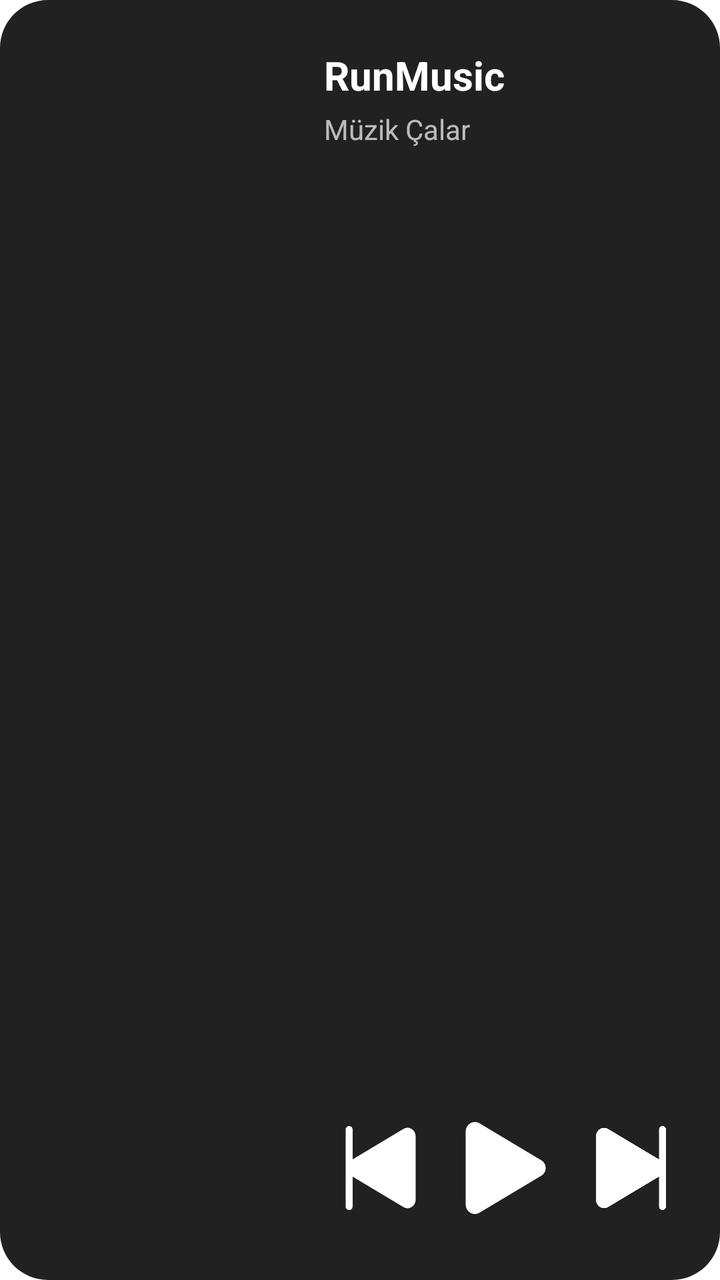
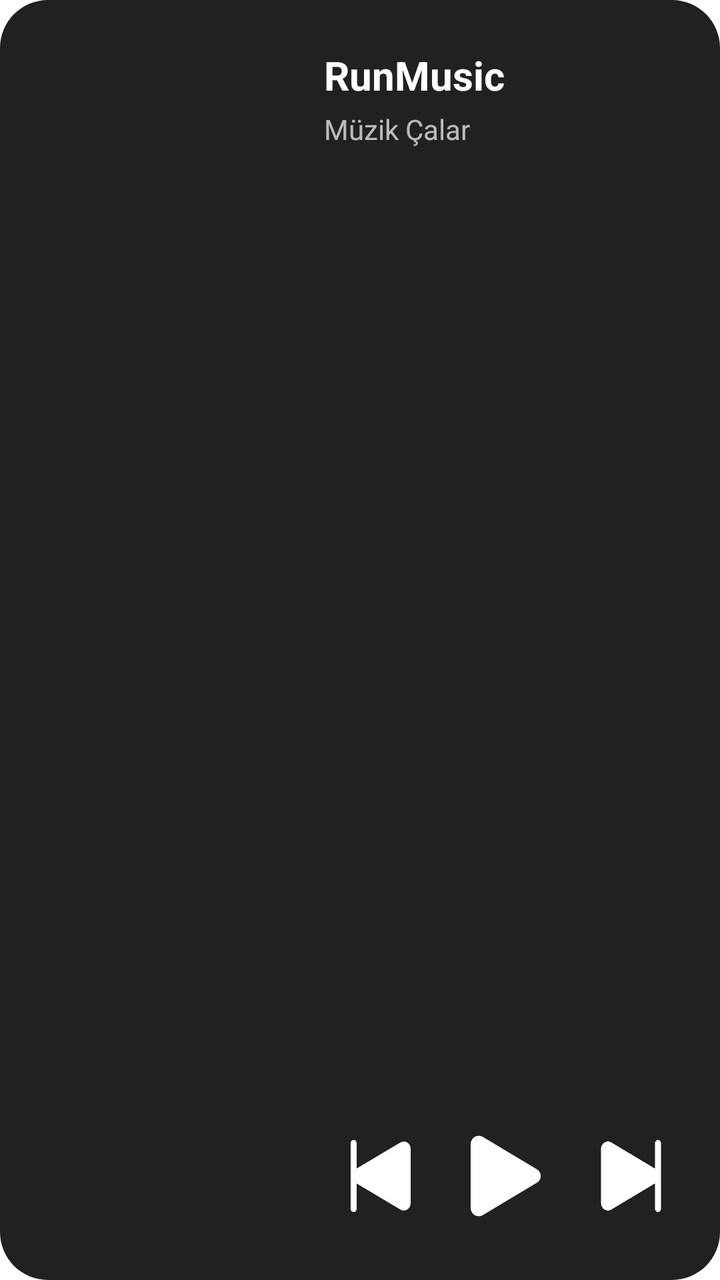

Two renders of the same Android screen: before a commit and after it. Below are the layout's source before the change and the commit's diff.
<!-- AndroidManifest.xml: fallback theme Theme.MaterialComponents.DayNight.NoActionBar -->
<!-- res/layout/widget_2x4.xml -->
<?xml version="1.0" encoding="utf-8"?>
<LinearLayout xmlns:android="http://schemas.android.com/apk/res/android"
    android:id="@+id/widget_container"
    android:layout_width="match_parent"
    android:layout_height="match_parent"
    android:orientation="horizontal"
    android:background="@drawable/widget_bg"
    android:padding="16dp"
    android:baselineAligned="false">

    
    <ImageView
        android:id="@+id/widget_artwork"
        android:layout_width="0dp"
        android:layout_height="match_parent"
        android:layout_weight="1"
        android:scaleType="centerCrop" />

    
    <RelativeLayout
        android:layout_width="0dp"
        android:layout_height="match_parent"
        android:layout_weight="1.6"
        android:paddingStart="20dp">

        
        <LinearLayout
            android:layout_width="match_parent"
            android:layout_height="wrap_content"
            android:orientation="vertical"
            android:layout_alignParentTop="true"
            android:layout_marginTop="8dp">
            
            <TextView
                android:id="@+id/widget_title"
                android:layout_width="wrap_content"
                android:layout_height="wrap_content"
                android:text="RunMusic"
                android:textColor="#FFFFFF"
                android:textSize="20sp"
                android:textStyle="bold"
                android:singleLine="true"
                android:ellipsize="end" />

            <TextView
                android:id="@+id/widget_artist"
                android:layout_width="wrap_content"
                android:layout_height="wrap_content"
                android:layout_marginTop="4dp"
                android:text="Müzik Çalar"
                android:textColor="#B3FFFFFF"
                android:textSize="14sp"
                android:singleLine="true"
                android:ellipsize="end" />
        </LinearLayout>

        
        <LinearLayout
            android:layout_width="match_parent"
            android:layout_height="wrap_content"
            android:orientation="horizontal"
            android:layout_alignParentBottom="true"
            android:layout_marginBottom="8dp"
            android:gravity="center_vertical|center_horizontal">

            <ImageButton
                android:id="@+id/widget_btn_prev"
                android:layout_width="0dp"
                android:layout_weight="1"
                android:layout_height="56dp"
                android:background="?android:attr/selectableItemBackgroundBorderless"
                android:scaleType="fitCenter"
                android:src="@drawable/ic_prev"
                android:tint="#FFFFFF" />

            <ImageButton
                android:id="@+id/widget_btn_play_pause"
                android:layout_width="0dp"
                android:layout_weight="1.2"
                android:layout_height="64dp"
                android:background="?android:attr/selectableItemBackgroundBorderless"
                android:scaleType="fitCenter"
                android:src="@drawable/ic_play"
                android:tint="#FFFFFF" />

            <ImageButton
                android:id="@+id/widget_btn_next"
                android:layout_width="0dp"
                android:layout_weight="1"
                android:layout_height="56dp"
                android:background="?android:attr/selectableItemBackgroundBorderless"
                android:scaleType="fitCenter"
                android:src="@drawable/ic_next"
                android:tint="#FFFFFF" />
        </LinearLayout>
    </RelativeLayout>
</LinearLayout>
<!-- resources referenced by this layout -->
<resources>
  <!-- drawable ic_next (drawable) -->
  <vector xmlns:android="http://schemas.android.com/apk/res/android" android:width="24dp" android:height="24dp" android:viewportWidth="512" android:viewportHeight="512">
      <path android:fillColor="#FFFFFF" android:pathData="M400,64a16,16,0,0,0-16,16V216.43L151.23,77.11a35.13,35.13,0,0,0-35.77-.44C103.46,83.47,96,96.63,96,111V401c0,14.37,7.46,27.53,19.46,34.33a35.14,35.14,0,0,0,35.77-.45L384,295.57V432a16,16,0,0,0,32,0V80A16,16,0,0,0,400,64Z"/>
  </vector>
  <!-- drawable ic_play (drawable) -->
  <vector xmlns:android="http://schemas.android.com/apk/res/android" android:width="24dp" android:height="24dp" android:viewportWidth="512" android:viewportHeight="512">
      <path android:fillColor="#FFFFFF" android:pathData="M133,440a35.37,35.37,0,0,1-17.5-4.67c-12-6.8-19.46-20-19.46-34.33V111c0-14.37,7.46-27.53,19.46-34.33a35.13,35.13,0,0,1,35.77.45L399.12,225.48a36,36,0,0,1,0,61L151.23,434.88A35.5,35.5,0,0,1,133,440Z"/>
  </vector>
  <!-- drawable ic_prev (drawable) -->
  <vector xmlns:android="http://schemas.android.com/apk/res/android" android:width="24dp" android:height="24dp" android:viewportWidth="512" android:viewportHeight="512">
      <path android:fillColor="#FFFFFF" android:pathData="M112,64a16,16,0,0,1,16,16V216.43L360.77,77.11a35.13,35.13,0,0,1,35.77-.44c12,6.8,19.46,20,19.46,34.33V401c0,14.37-7.46,27.53-19.46,34.33a35.14,35.14,0,0,1-35.77-.45L128,295.57V432a16,16,0,0,1-32,0V80A16,16,0,0,1,112,64Z"/>
  </vector>
  <!-- drawable widget_bg (drawable) -->
  <?xml version="1.0" encoding="utf-8"?>
  <shape xmlns:android="http://schemas.android.com/apk/res/android" android:shape="rectangle">
      <solid android:color="#212121" />
      <corners android:radius="24dp" />
  </shape>
</resources>

<!-- the commit's change to res/layout/widget_2x4.xml (unified diff, before → after) -->
@@ -67,7 +67,7 @@
                 android:id="@+id/widget_btn_prev"
                 android:layout_width="0dp"
                 android:layout_weight="1"
-                android:layout_height="56dp"
+                android:layout_height="48dp"
                 android:background="?android:attr/selectableItemBackgroundBorderless"
                 android:scaleType="fitCenter"
                 android:src="@drawable/ic_prev"
@@ -77,7 +77,7 @@
                 android:id="@+id/widget_btn_play_pause"
                 android:layout_width="0dp"
                 android:layout_weight="1.2"
-                android:layout_height="64dp"
+                android:layout_height="56dp"
                 android:background="?android:attr/selectableItemBackgroundBorderless"
                 android:scaleType="fitCenter"
                 android:src="@drawable/ic_play"
@@ -87,7 +87,7 @@
                 android:id="@+id/widget_btn_next"
                 android:layout_width="0dp"
                 android:layout_weight="1"
-                android:layout_height="56dp"
+                android:layout_height="48dp"
                 android:background="?android:attr/selectableItemBackgroundBorderless"
                 android:scaleType="fitCenter"
                 android:src="@drawable/ic_next"
